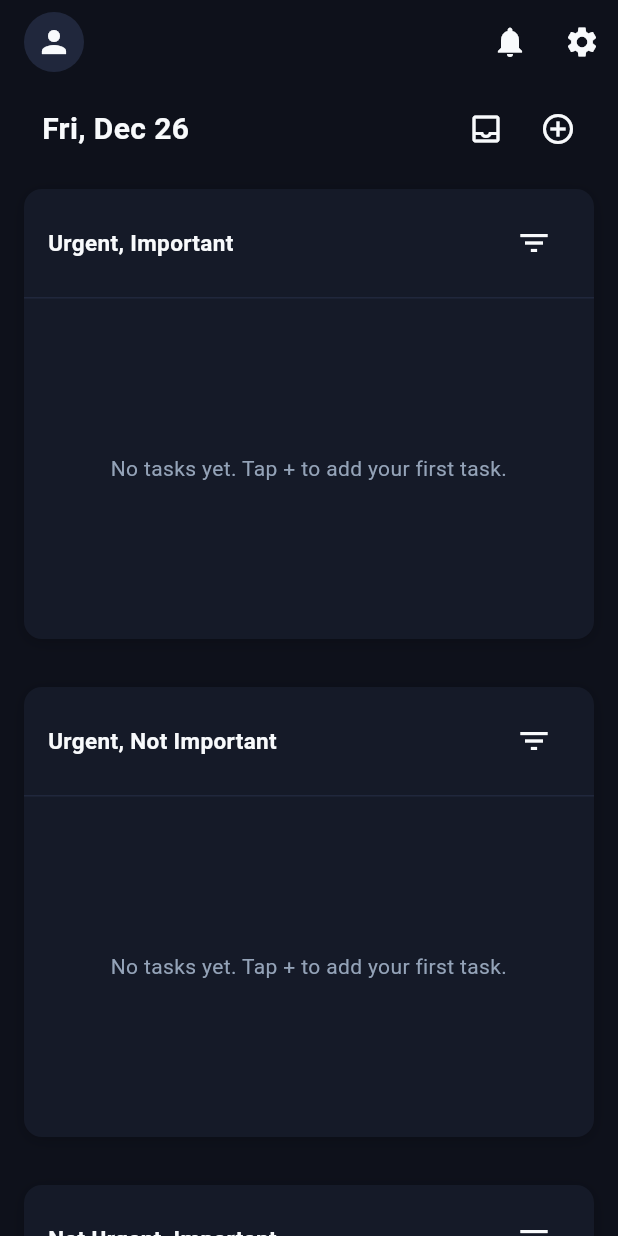
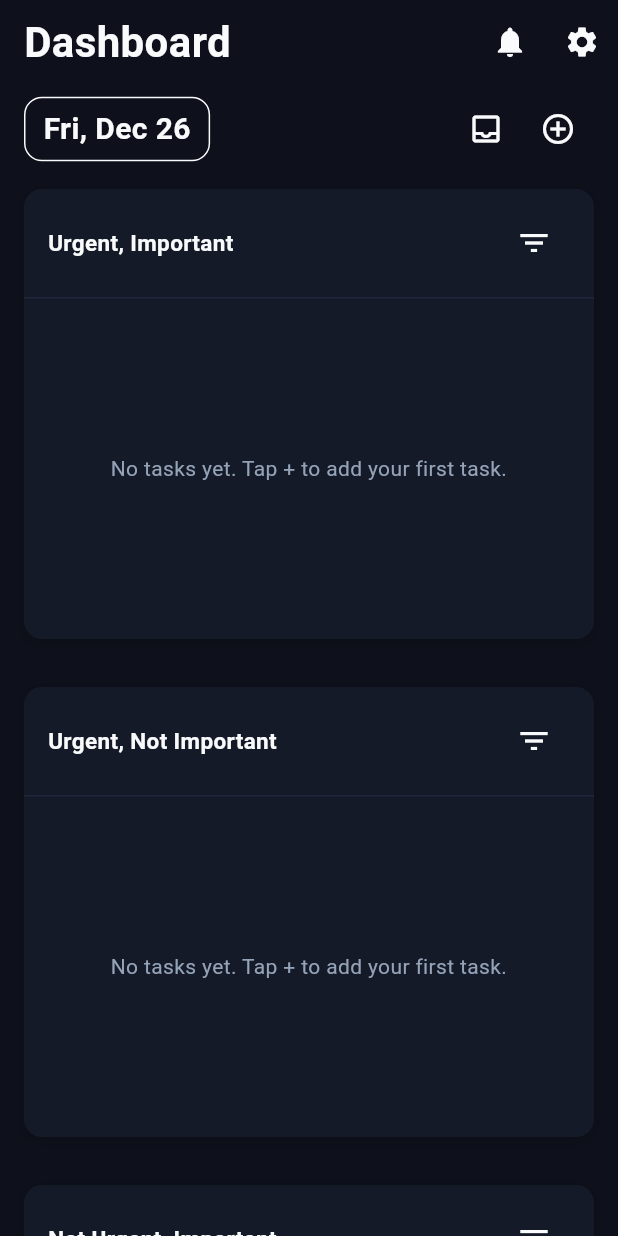
Before and after one commit to SmartPersonalTaskManager/mobile-frontend, a Flutter app: the DashboardPage screen opened directly, on a phone screen of 412 x 824 dp. Run offline on Flutter 3.47's test engine with Material 3 defaults, Android fonts, the phone set to English and light mode, and no system bars; our stand-ins replace flutter_secure_storage, fluttertoast, shared_preferences, speech_to_text; accounts and stored records are empty.

Commit message:
changed dashboard layout

```diff
--- a/lib/views/dashboard/dashboard_page.dart
+++ b/lib/views/dashboard/dashboard_page.dart
@@ -1001,21 +1001,26 @@ class _DashboardPageState extends State<DashboardPage>
     return AppBar(
       backgroundColor: const Color(AppColors.background),
       elevation: 0,
-      leadingWidth: 56,
-      leading: Padding(
-        padding: const EdgeInsets.only(left: 16),
-        child: CircleAvatar(
-          backgroundColor: const Color(AppColors.surfaceBase),
-          backgroundImage: profileImagePath != null
-              ? ResizeImage(
-                  FileImage(File(profileImagePath!)),
-                  width: 100,
-                  height: 100,
-                )
-              : null,
-          child: profileImagePath == null
-              ? const Icon(Icons.person, color: Color(AppColors.textMain))
-              : null,
+      leadingWidth: 160,
+      leading: const Padding(
+        padding: EdgeInsets.only(left: 16),
+        child: Align(
+          alignment: Alignment.centerLeft,
+          child: FittedBox(
+            fit: BoxFit.scaleDown,
+            alignment: Alignment.centerLeft,
+            child: Text(
+              "Dashboard",
+              maxLines: 1,
+              softWrap: false,
+              overflow: TextOverflow.ellipsis,
+              style: TextStyle(
+                color: Color(AppColors.textMain),
+                fontSize: 28,
+                fontWeight: FontWeight.bold,
+              ),
+            ),
+          ),
         ),
       ),
       actions: [
@@ -1047,10 +1052,12 @@ class _DashboardPageState extends State<DashboardPage>
   Widget _buildHeader() {
     return Row(
       children: [
-        Expanded(
-          child: Container(
+        Container(
           padding: const EdgeInsets.symmetric(horizontal: 12, vertical: 6),
-
+          decoration: BoxDecoration(
+            borderRadius: BorderRadius.circular(12),
+            border: Border.all(color: Color(AppColors.textMain)),
+          ),
           child: Text(
             '$todaysDate',
             style: const TextStyle(
@@ -1062,7 +1069,7 @@ class _DashboardPageState extends State<DashboardPage>
             maxLines: 1,
           ),
         ),
-        ),
+        const Spacer(),
         IconButton(
           icon: const Icon(
             Icons.inbox_outlined,
```
Lines whose indentation alone changed are shown as unchanged.
